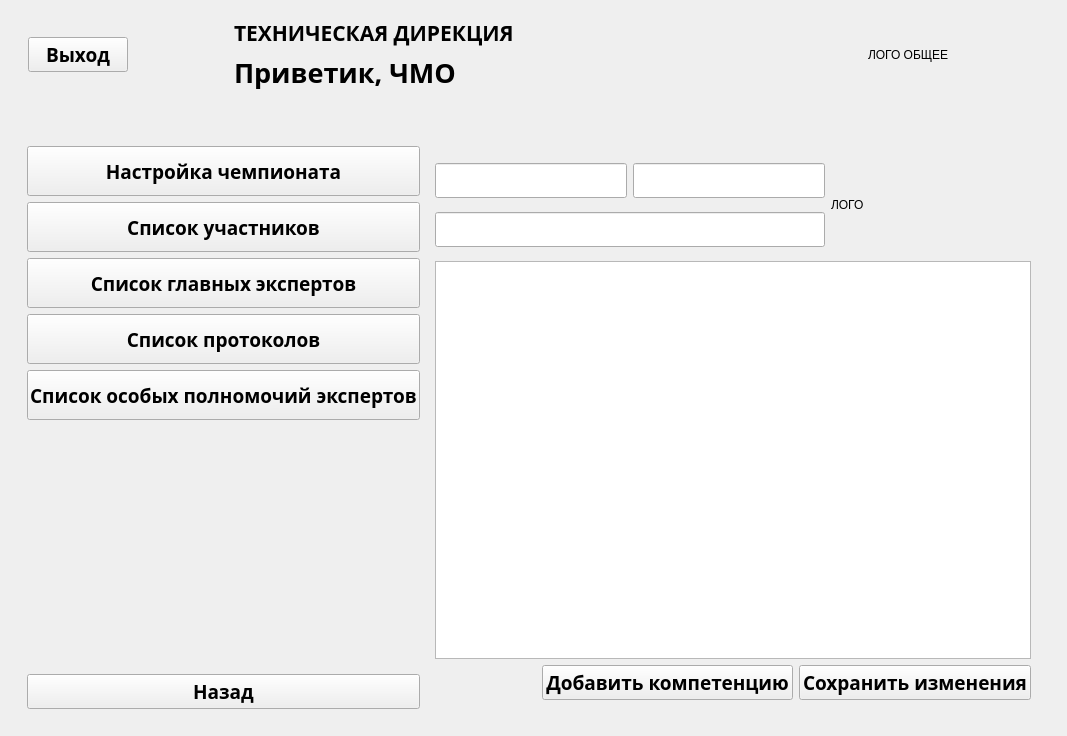
Above: OrganizeForm.ui from faryek/KARELLO before the change. Below: the same form after it.
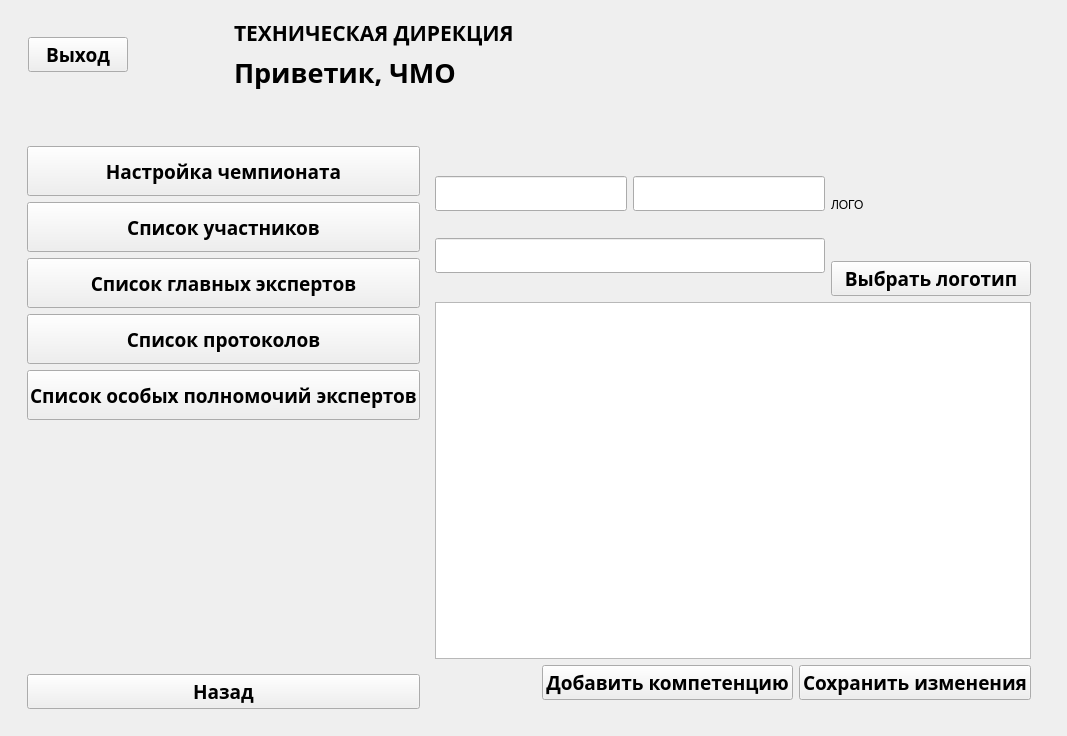
That is the form after the change. The open tabs and pages were chosen to show the change. Icons and pictures are not drawn.

What changed in the file:
```diff
--- a/OrganizeForm.ui
+++ b/OrganizeForm.ui
@@ -132,8 +132,14 @@
           </item>
           <item>
            <widget class="QLabel" name="biglogoLabel">
+            <property name="styleSheet">
+             <string notr="true"/>
+            </property>
             <property name="text">
-             <string>ЛОГО ОБЩЕЕ</string>
+             <string/>
+            </property>
+            <property name="pixmap">
+             <pixmap resource="Лого/Logo.qrc">:/Logos/DS.png</pixmap>
             </property>
            </widget>
           </item>
@@ -563,6 +569,8 @@
                      </layout>
                     </item>
                     <item>
+                     <layout class="QVBoxLayout" name="verticalLayout_30">
+                      <item>
                      <widget class="QLabel" name="logoLabel">
                       <property name="minimumSize">
                        <size>
@@ -575,6 +583,22 @@
                       </property>
                      </widget>
                     </item>
+                      <item>
+                       <widget class="QPushButton" name="pushButton">
+                        <property name="font">
+                         <font>
+                          <family>Akrobat SemiBold</family>
+                          <pointsize>14</pointsize>
+                          <bold>true</bold>
+                         </font>
+                        </property>
+                        <property name="text">
+                         <string>Выбрать логотип</string>
+                        </property>
+                       </widget>
+                      </item>
+                     </layout>
+                    </item>
                    </layout>
                   </item>
                   <item>
```
Left out of the diff: 25 changed lines with no effect on the pictures. Lines whose indentation alone changed are shown as unchanged.
